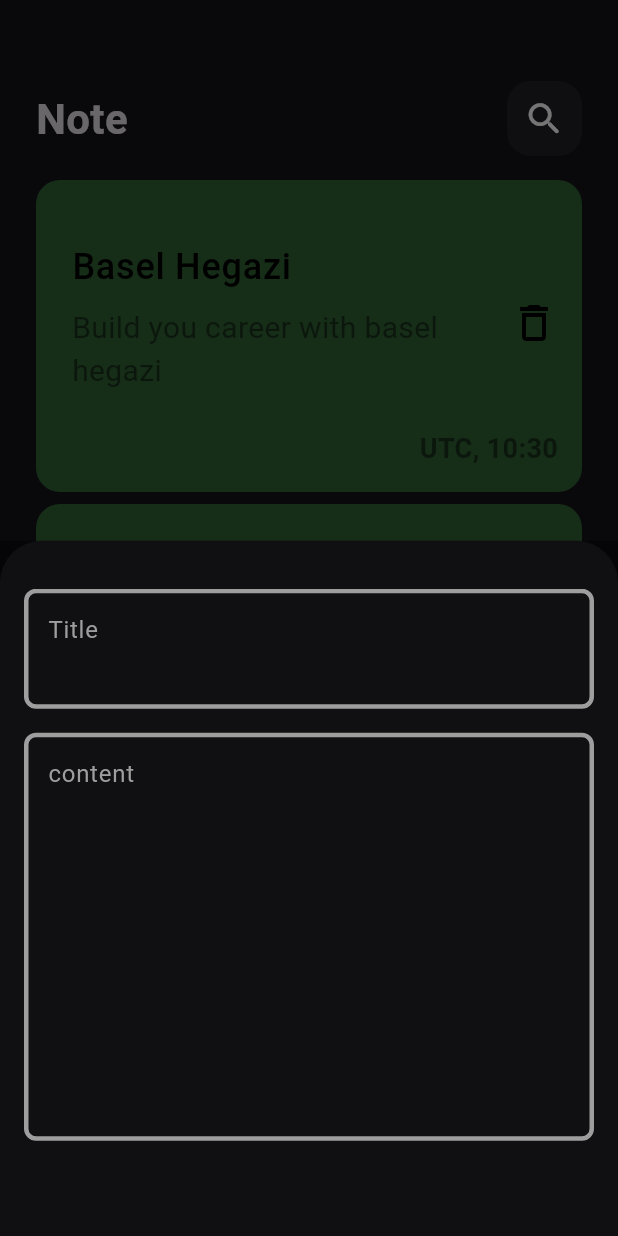
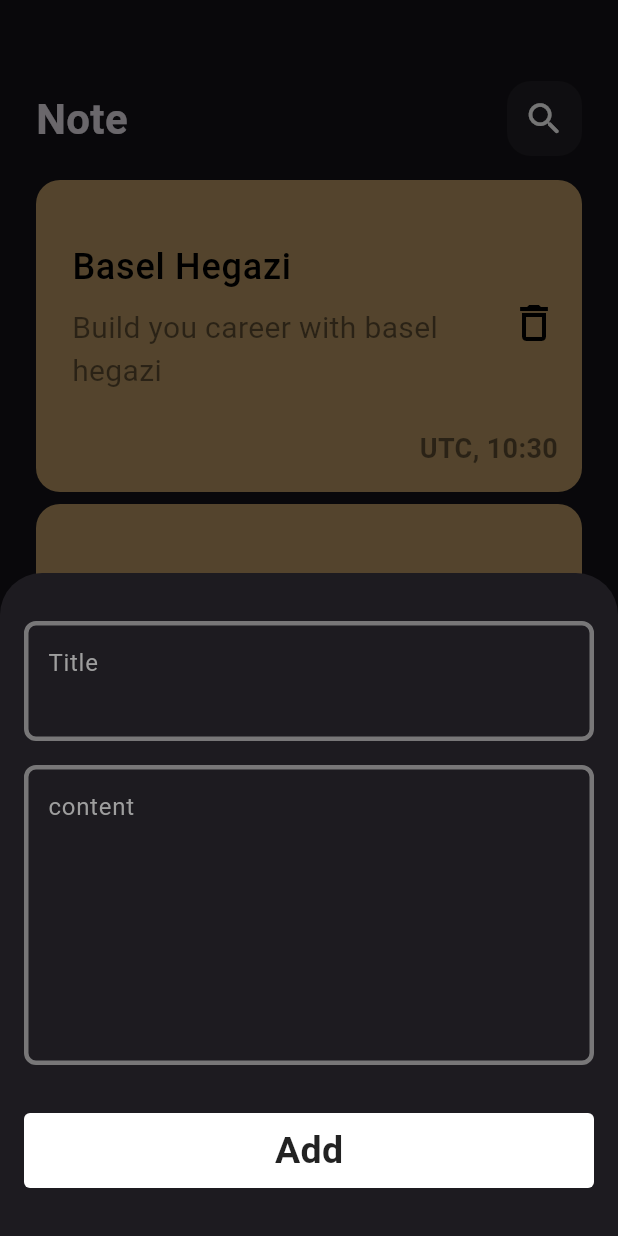
Before and after one commit to BaselHegazi226/note_app1, a Flutter app: the screen it shows after launch, after a tap on the "add" icon, on a phone screen of 412 x 824 dp. Run offline on Flutter 3.47's test engine with Material 3 defaults, Android fonts, the phone set to English and light mode, and no system bars; our stand-ins replace hive_flutter; accounts and stored records are empty; Roboto replaces fonts that are missing (assets/fonts/rubik/Rubik-BoldItalic.ttf, assets/fonts/rubik/Rubik-ExtraBold.ttf).

Commit message:
update the text form field and add AutoValidateMode to the form in the CustomFormBottomSheet widget

```diff
--- /dev/null
+++ b/lib/constant.dart
@@ -0,0 +1 @@
+const kBoxName = 'note_box';
--- a/lib/main.dart
+++ b/lib/main.dart
@@ -1,11 +1,12 @@
 import 'package:flutter/material.dart';
 import 'package:hive_flutter/adapters.dart';
+import 'package:note_app1/constant.dart';
 import 'package:note_app1/views/view/edit_note_view.dart';
 import 'package:note_app1/views/view/note_view.dart';
 
 void main() async {
   await Hive.initFlutter();
-  var box = await Hive.openBox('note');
+  await Hive.openBox(kBoxName);
   runApp(const NoteApp());
 }
 
@@ -22,7 +23,7 @@ class NoteApp extends StatelessWidget {
       ),
       routes: {
         NoteView.id: (context) => const NoteView(),
-        EditNoteView.id: (context) => EditNoteView(),
+        EditNoteView.id: (context) => const EditNoteView(),
       },
       initialRoute: NoteView.id,
     );
--- a/lib/views/widget/custom/custom_button.dart
+++ b/lib/views/widget/custom/custom_button.dart
@@ -1,12 +1,12 @@
 import 'package:flutter/material.dart';
 
 class CustomButton extends StatelessWidget {
-  CustomButton({super.key, required this.onPressed});
-  VoidCallback onPressed;
+  const CustomButton({super.key, this.onTap});
+  final void Function()? onTap;
   @override
   Widget build(BuildContext context) {
     return GestureDetector(
-      onTap: onPressed,
+      onTap: onTap,
       child: Container(
         width: double.infinity,
         height: 50,
--- /dev/null
+++ b/lib/views/widget/custom/custom_form_bottom_sheet.dart
@@ -0,0 +1,56 @@
+import 'package:flutter/material.dart';
+
+import 'custom_button.dart';
+import 'custom_text_field.dart';
+
+class CustomFormBottomSheet extends StatefulWidget {
+  const CustomFormBottomSheet({super.key});
+
+  @override
+  State<CustomFormBottomSheet> createState() => _CustomFormBottomSheet();
+}
+
+class _CustomFormBottomSheet extends State<CustomFormBottomSheet> {
+  GlobalKey<FormState> formKey = GlobalKey();
+  String? title, subTitle;
+  @override
+  Widget build(BuildContext context) {
+    return Form(
+      key: formKey,
+      autovalidateMode: AutovalidateMode.onUserInteraction,
+      child: Column(
+        children: [
+          CustomTextFormField(
+            onSaved: (value) {
+              title = value;
+            },
+            hintText: 'Title',
+            maxLines: 2,
+          ),
+          const SizedBox(
+            height: 16,
+          ),
+          CustomTextFormField(
+            onSaved: (value) {
+              subTitle = value;
+            },
+            hintText: 'content',
+            maxLines: 7,
+          ),
+          Padding(
+            padding: const EdgeInsets.only(top: 32),
+            child: CustomButton(
+              onTap: () {
+                if (formKey.currentState!.validate()) {
+                  formKey.currentState!.save();
+                } else {
+                  setState(() {});
+                }
+              },
+            ),
+          ),
+        ],
+      ),
+    );
+  }
+}
--- a/lib/views/widget/custom/custom_text_field.dart
+++ b/lib/views/widget/custom/custom_text_field.dart
@@ -1,44 +1,68 @@
 import 'package:flutter/material.dart';
 
-class CustomTextField extends StatelessWidget {
-  CustomTextField({
+class CustomTextFormField extends StatefulWidget {
+  CustomTextFormField({
     super.key,
     required this.hintText,
     this.textInput = TextInputType.text,
     this.obscureText = false,
     this.maxLines = 1,
+    this.onSaved,
   });
 
   final String hintText;
   bool obscureText;
   TextInputType textInput;
-  //TextEditingController controller = TextEditingController();
+  void Function(String?)? onSaved;
   final int maxLines;
+
+  @override
+  _CustomTextFormFieldState createState() => _CustomTextFormFieldState();
+}
+
+class _CustomTextFormFieldState extends State<CustomTextFormField> {
+  Color? borderColor = Colors.grey;
+
   @override
   Widget build(BuildContext context) {
-    return TextField(
-      maxLines: maxLines,
-      //  controller: controller,
-      obscureText: obscureText,
-      // onSubmitted: (data) {
-      //   controller.clear();
-      // },
-      keyboardType: textInput,
+    return TextFormField(
+      validator: (value) {
+        if (value?.isEmpty ?? true) {
+          setState(() {
+            borderColor = Colors.red;
+          });
+          return 'field is required';
+        } else {
+          setState(() {
+            borderColor = Colors.green.withOpacity(.5);
+          });
+        }
+      },
+      onSaved: widget.onSaved,
+      maxLines: widget.maxLines,
+      obscureText: widget.obscureText,
+      keyboardType: widget.textInput,
       style: const TextStyle(
         color: Colors.white,
         fontWeight: FontWeight.w400,
       ),
       decoration: InputDecoration(
-        hintText: hintText,
+        errorStyle: const TextStyle(
+          color: Colors.redAccent,
+          fontWeight: FontWeight.bold,
+          fontSize: 14,
+        ),
+        hintText: widget.hintText,
         hintStyle: const TextStyle(
           color: Colors.grey,
         ),
+        border: outlineInputBorder(),
         enabledBorder: outlineInputBorder(),
         disabledBorder: outlineInputBorder(),
         focusedBorder: outlineInputBorder(color: Colors.white),
+        errorBorder: outlineInputBorder(color: Colors.red),
       ),
     );
-  }
   }
 
   OutlineInputBorder outlineInputBorder({Color color = Colors.grey}) {
@@ -46,7 +70,8 @@ OutlineInputBorder outlineInputBorder({Color color = Colors.grey}) {
       borderRadius: BorderRadius.circular(8),
       borderSide: BorderSide(
         width: 3,
-      color: color,
+        color: borderColor!.withOpacity(.7),
       ),
     );
   }
+}
--- a/lib/views/widget/item/add_modal_bottom_sheet.dart
+++ b/lib/views/widget/item/add_modal_bottom_sheet.dart
@@ -1,7 +1,6 @@
 import 'package:flutter/material.dart';
-import 'package:note_app1/views/widget/custom/custom_text_field.dart';
 
-import '../custom/custom_button.dart';
+import '../custom/custom_form_bottom_sheet.dart';
 
 class AddModalBottomSheet extends StatelessWidget {
   const AddModalBottomSheet({super.key});
@@ -9,35 +8,15 @@ class AddModalBottomSheet extends StatelessWidget {
   @override
   Widget build(BuildContext context) {
     return Container(
-      color: Colors.black45,
-      child: Padding(
-          padding: const EdgeInsets.symmetric(
+      child: const Padding(
+        padding: EdgeInsets.symmetric(
           vertical: 32,
           horizontal: 16,
         ),
         child: SingleChildScrollView(
-            child: Column(
-              children: [
-                CustomTextField(
-                  hintText: 'Title',
-                  maxLines: 2,
-                ),
-                const SizedBox(
-                  height: 16,
-                ),
-                CustomTextField(
-                  hintText: 'content',
-                  maxLines: 10,
-                ),
-                Padding(
-                  padding: const EdgeInsets.only(top: 32),
-                  child: CustomButton(
-                    onPressed: () {},
+          child: CustomFormBottomSheet(),
         ),
       ),
-              ],
-            ),
-          )),
     );
   }
 }
--- a/lib/views/widget/item_body/edit_note_view_body.dart
+++ b/lib/views/widget/item_body/edit_note_view_body.dart
@@ -26,14 +26,14 @@ class EditNoteViewBody extends StatelessWidget {
               const SizedBox(
                 height: 32,
               ),
-              CustomTextField(
+              CustomTextFormField(
                 hintText: 'Title',
                 maxLines: 2,
               ),
               const SizedBox(
                 height: 16,
               ),
-              CustomTextField(
+              CustomTextFormField(
                 hintText: 'content',
                 maxLines: 10,
               ),
--- a/lib/views/widget/item_body/note_item_body.dart
+++ b/lib/views/widget/item_body/note_item_body.dart
@@ -14,7 +14,7 @@ class NoteItemBody extends StatelessWidget {
       ),
       decoration: BoxDecoration(
         borderRadius: BorderRadius.circular(16),
-        color: Colors.green.withOpacity(.5),
+        color: const Color(0xffFCCC80).withOpacity(.7),
       ),
       child: Column(
         crossAxisAlignment: CrossAxisAlignment.end,
```
Lines whose indentation alone changed are shown as unchanged.
